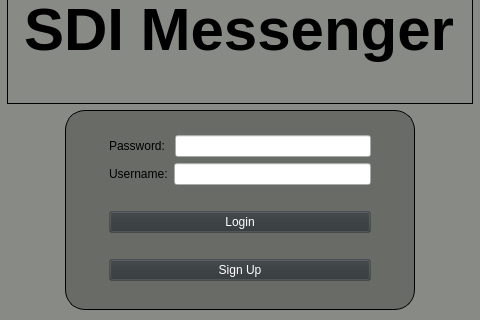
This is login.ui in AhmedMuktar1/SDIApplicationGroup51 as Qt 5 draws it before an edit; both pictures show x 160 to 640 and y 134 to 454 of the 800 by 600 pixel window. The edited form follows.
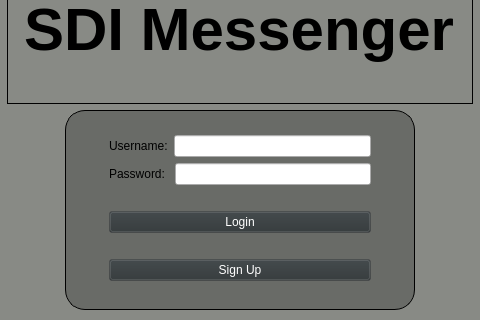
This is the edited form. Icons and pictures are not drawn.

```diff
--- a/login.ui
+++ b/login.ui
@@ -202,28 +202,28 @@
             <item>
              <layout class="QHBoxLayout" name="horizontalLayout_13">
               <item>
-               <widget class="QLabel" name="loginPasswordLabel">
+               <widget class="QLabel" name="loginUsernameLabel">
                 <property name="text">
-                 <string>Password: </string>
+                 <string>Username:</string>
                 </property>
                </widget>
               </item>
               <item>
-               <widget class="QLineEdit" name="loginPasswordInput"/>
+               <widget class="QLineEdit" name="loginUsernameInput"/>
               </item>
              </layout>
             </item>
             <item>
              <layout class="QHBoxLayout" name="horizontalLayout_14">
               <item>
-               <widget class="QLabel" name="loginUsernameLabel">
+               <widget class="QLabel" name="loginPasswordLabel">
                 <property name="text">
-                 <string>Username:</string>
+                 <string>Password: </string>
                 </property>
                </widget>
               </item>
               <item>
-               <widget class="QLineEdit" name="loginUsernameInput"/>
+               <widget class="QLineEdit" name="loginPasswordInput"/>
               </item>
              </layout>
             </item>
```
